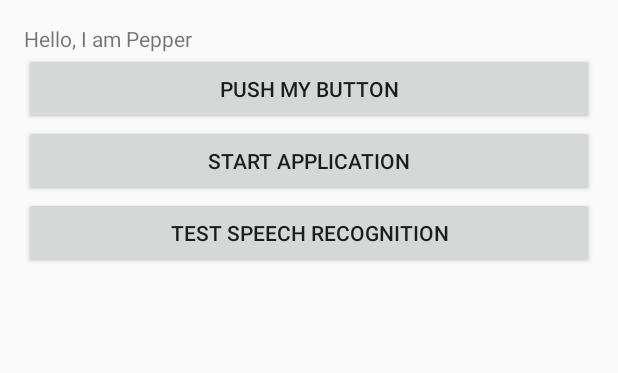
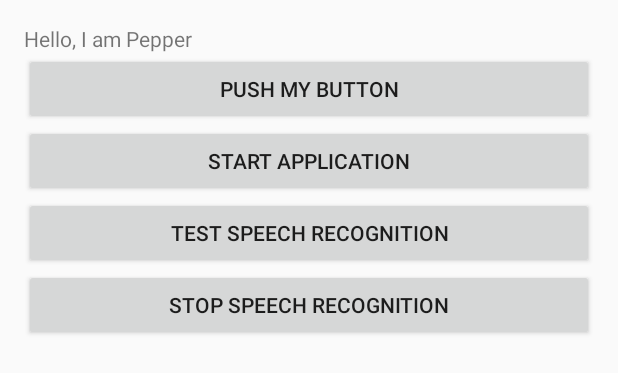
Before and after one commit to CaptBlackTea/PepperStuff, an Android app: the layout activity_main.xml on its own in the app's theme, with its tools: preview values and no code run, on a phone screen of 412 x 824 dp. Shown: the top 373 px of the screen. Run offline under Robolectric (Android 15) with nearby library versions, the phone set to English and light mode, and no system bars.

Commit message:
Added pause and disconnect to the speech recognition. * pause(boolean): pauses or resumes the speech recognition * disconnect: disconnects completely and stops the speech recognition

```diff
--- a/app/src/main/res/layout/activity_main.xml
+++ b/app/src/main/res/layout/activity_main.xml
@@ -33,5 +33,10 @@
         android:layout_height="wrap_content"
         android:text="Test Speech Recognition"
         android:onClick="asrTestBtn"/>
+    <Button
+        android:layout_width="match_parent"
+        android:layout_height="wrap_content"
+        android:text="Stop Speech Recognition"
+        android:onClick="closeSpeechRecognition"/>
 
 </LinearLayout>
```
Also changed, not shown: app/src/main/java/com/example/dea/pepperstuff/MainActivity.java (+25 -52 lines).
